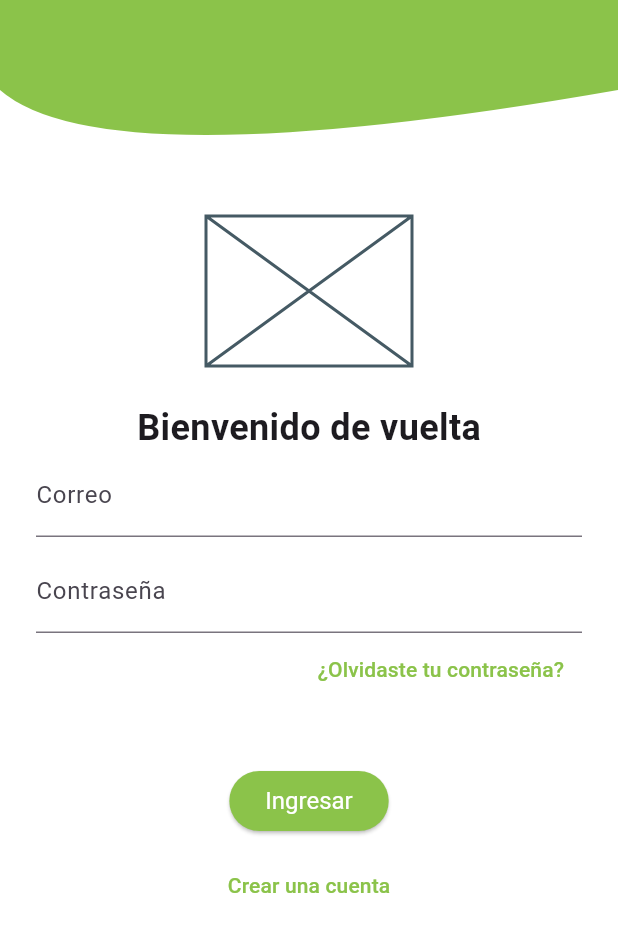
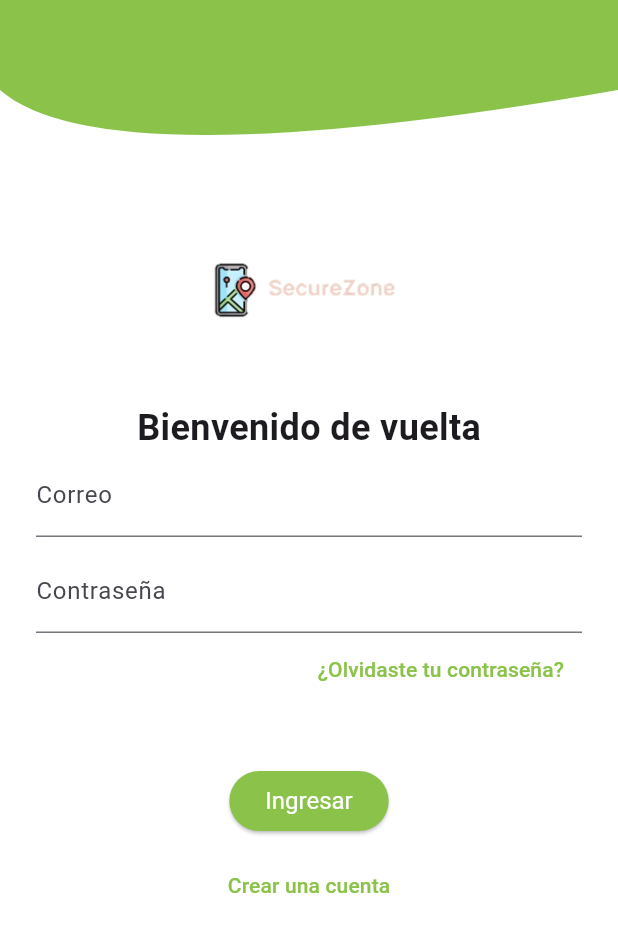
Before and after one commit to Nochest/SecureZone, a Flutter app: the screen it shows after launch, after a tap on "Ingresar", on a phone screen of 412 x 824 dp. Shown: the top 932 px of the screen. Run offline on Flutter 3.47's test engine with Material 2 defaults, Android fonts, the phone set to English and light mode, and no system bars; our stand-ins replace appwrite, flutter_rating_bar, geolocator, google_maps_flutter; network calls fail.

Commit message:
ui updated

```diff
--- /dev/null
+++ b/lib/shared/config/api_client.dart
@@ -0,0 +1,28 @@
+import 'package:appwrite/appwrite.dart';
+
+class ApiClient {
+  Client get _client {
+    Client client = Client();
+
+    client
+        .setEndpoint('https://cloud.appwrite.io/v1')
+        .setProject('security-zone')
+        .setSelfSigned();
+
+    return client;
+  }
+
+  static Account get account => Account(_instance._client);
+
+  static Storage get storage => Storage(_instance._client);
+
+  static Databases get database => Databases(_instance._client);
+
+  static Realtime get realtime => Realtime(_instance._client);
+
+  static final ApiClient _instance = ApiClient._internal();
+
+  ApiClient._internal();
+
+  factory ApiClient() => _instance;
+}
--- /dev/null
+++ b/lib/shared/config/cons.dart
@@ -0,0 +1,7 @@
+class Constants {
+  static const String project = "62cbb59b711682042ce0";
+  static const String database = "main-service";
+
+  // Documments
+  static const String collectionAccountId = "accounts";
+}
--- a/lib/views/login_view.dart
+++ b/lib/views/login_view.dart
@@ -1,6 +1,8 @@
 import 'package:flutter/material.dart';
+import 'package:tesis_app/services/account_service.dart';
 import 'package:tesis_app/shared/widgets/custom_app_bar.dart';
 import 'package:tesis_app/views/verification_view.dart';
+import 'package:tesis_app/views/report_map_view.dart';
 
 class LoginView extends StatefulWidget {
   const LoginView({super.key});
@@ -10,6 +12,8 @@ class LoginView extends StatefulWidget {
 }
 
 class _LoginViewState extends State<LoginView> {
+  final emailCotroller = TextEditingController();
+  final passController = TextEditingController();
   @override
   Widget build(BuildContext context) {
     return Scaffold(
@@ -21,10 +25,10 @@ class _LoginViewState extends State<LoginView> {
             children: [
               const SizedBox(height: 24),
               Center(
-                child: SizedBox(
+                child: Image.asset(
+                  'assets/logo_app.png',
                   width: MediaQuery.of(context).size.width / 3,
                   height: 100,
-                  child: const Placeholder(),
                 ),
               ),
               const SizedBox(height: 24),
@@ -36,6 +40,7 @@ class _LoginViewState extends State<LoginView> {
                 ),
               ),
               TextFormField(
+                controller: emailCotroller,
                 decoration: const InputDecoration(
                   label: Text('Correo'),
                   hintText: 'Ingrese su correo',
@@ -43,6 +48,7 @@ class _LoginViewState extends State<LoginView> {
               ),
               const SizedBox(height: 8),
               TextFormField(
+                controller: passController,
                 decoration: const InputDecoration(
                   label: Text('Contraseña'),
                   hintText: 'Ingrese su contraseña',
@@ -57,8 +63,13 @@ class _LoginViewState extends State<LoginView> {
               ),
               const SizedBox(height: 40),
               ElevatedButton(
-                onPressed: () =>
-                    Navigator.pushNamed(context, VerificationView.route),
+                onPressed: () async {
+                  await AccountService()
+                      .login(emailCotroller.text, passController.text)
+                      .then((value) =>
+                          Navigator.pushNamed(context, ReportMapview.route));
+                },
+                //  Navigator.pushNamed(context, VerificationView.route),
                 child: const Text('Ingresar'),
               ),
               const SizedBox(height: 8),
--- a/lib/views/splash_view.dart
+++ b/lib/views/splash_view.dart
@@ -17,14 +17,16 @@ class _SplashViewState extends State<SplashView> {
         child: Column(
           children: [
             const SizedBox(height: 24),
-            Placeholder(
-              fallbackWidth: MediaQuery.of(context).size.width / 3,
-              fallbackHeight: 100,
+            Image.asset(
+              'assets/logo_app.png',
+              width: MediaQuery.of(context).size.width / 3,
+              height: 100,
             ),
             const SizedBox(height: 16),
-            Placeholder(
-              fallbackWidth: MediaQuery.of(context).size.width,
-              fallbackHeight: MediaQuery.of(context).size.height / 2,
+            Image.asset(
+              'assets/paisaje_app.png',
+              width: MediaQuery.of(context).size.width,
+              height: MediaQuery.of(context).size.height / 2,
             ),
             const SizedBox(height: 48),
             ElevatedButton(
--- a/pubspec.yaml
+++ b/pubspec.yaml
@@ -30,6 +30,7 @@ environment:
 dependencies:
   flutter:
     sdk: flutter
+  appwrite: ^11.0.0
   google_maps_flutter: ^2.5.0
   geolocator: ^10.0.1
   flutter_rating_bar: ^4.0.1
@@ -60,9 +61,8 @@ flutter:
   uses-material-design: true
 
   # To add assets to your application, add an assets section, like this:
-  # assets:
-  #   - images/a_dot_burr.jpeg
-  #   - images/a_dot_ham.jpeg
+  assets:
+    - assets/
 
   # An image asset can refer to one or more resolution-specific "variants", see
   # https://flutter.dev/assets-and-images/#resolution-aware
```
Also changed, not shown: lib/services/account_service.dart (added, +22 -0 lines), lib/views/report_map_view.dart (+9 -1 lines), assets/ic_user_app.png (added), assets/logo_app.png (added), assets/paisaje_app.png (added), pubspec.lock, 8 other files.
